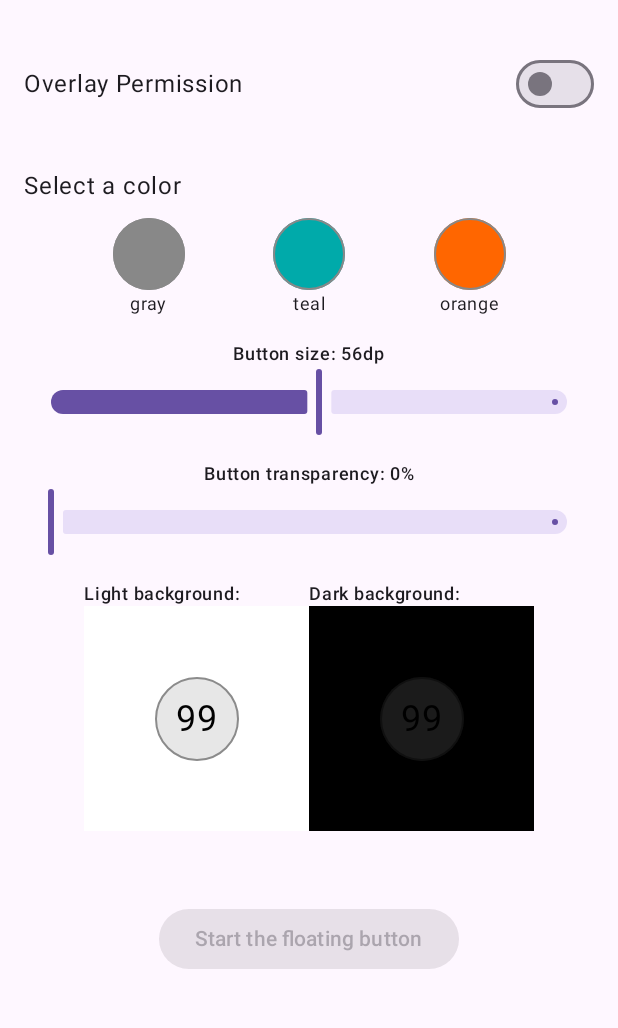
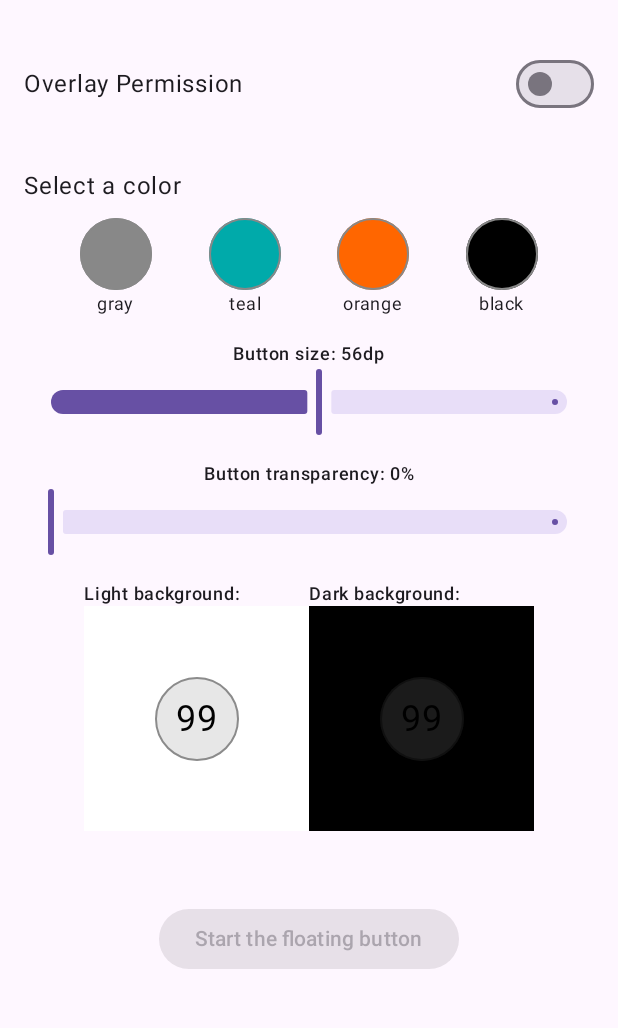
Before and after one commit to jzheng23/FloatTimer, an Android app built with Jetpack Compose: the screen it shows after launch (MainActivity), on a phone screen of 412 x 824 dp, the part 158-1186 px from its top. Run offline under Robolectric (Android 15) with nearby library versions, the phone set to English and light mode, and no system bars.

Commit message:
black and white

```diff
--- a/app/src/main/java/com/jzheng23/floattimer/HomeScreen.kt
+++ b/app/src/main/java/com/jzheng23/floattimer/HomeScreen.kt
@@ -38,7 +38,6 @@ import androidx.compose.ui.Modifier
 import androidx.compose.ui.graphics.Color
 import androidx.compose.ui.graphics.toArgb
 import androidx.compose.ui.platform.LocalContext
-import androidx.compose.ui.res.colorResource
 import androidx.compose.ui.tooling.preview.Preview
 import androidx.compose.ui.unit.dp
 import androidx.compose.ui.unit.sp
@@ -192,7 +191,7 @@ fun OverlayButtonPreview(
     // Inside your composable or where you have context available
     val context = LocalContext.current
 //    val textColor = Color(ContextCompat.getColor(context, R.color.text_color))
-    val backgroundColor = Color(ContextCompat.getColor(context, R.color.background_color))
+    val backgroundColor = if (buttonColor != Color.Black) Color(ContextCompat.getColor(context, R.color.background_color)) else Color.White
 //    val borderColor = Color(ContextCompat.getColor(context, R.color.border_color))
     Column(
         modifier = Modifier.padding(vertical = 16.dp)
@@ -289,11 +288,13 @@ fun ColorPicker(
     val grayColor = Color(ContextCompat.getColor(context, R.color.gray))
     val tealColor = Color(ContextCompat.getColor(context, R.color.teal))
     val orangeColor = Color(ContextCompat.getColor(context, R.color.orange))
+    val blackColor = Color(ContextCompat.getColor(context, R.color.black))
 
     val colors = listOf(
         grayColor to "gray",
         tealColor to "teal",
-        orangeColor to "orange"
+        orangeColor to "orange",
+        blackColor to "black"
     )
 
 
--- a/app/src/main/java/com/jzheng23/floattimer/OverlayService.kt
+++ b/app/src/main/java/com/jzheng23/floattimer/OverlayService.kt
@@ -4,10 +4,8 @@ import android.app.Service
 import android.content.Context
 import android.content.Intent
 import android.graphics.PixelFormat
-import android.graphics.drawable.GradientDrawable
 import android.os.IBinder
 import android.util.AttributeSet
-import android.util.Log
 import android.view.Gravity
 import android.view.LayoutInflater
 import android.view.MotionEvent
@@ -193,6 +191,7 @@ class OverlayService : Service() {
             ContextCompat.getColor(this, R.color.gray) -> R.drawable.round_button_gray
             ContextCompat.getColor(this, R.color.teal) -> R.drawable.round_button_teal
             ContextCompat.getColor(this, R.color.orange) -> R.drawable.round_button_orange
+            ContextCompat.getColor(this, R.color.black) -> R.drawable.round_button_black
             else -> R.drawable.round_button_gray
         }
 
--- a/app/src/main/res/values/colors.xml
+++ b/app/src/main/res/values/colors.xml
@@ -8,4 +8,6 @@
     <color name="purple">#FF6600CC</color>
     <color name="orange">#FFFF6600</color>
     <color name="chartreuse">#FF88CC00</color>
+    <color name="black">#FF000000</color>
+    <color name="white">#FFFFFFFF</color>
 </resources>
```
Also changed, not shown: app/src/main/res/drawable/round_button_black.xml (added, +8 -0 lines).
